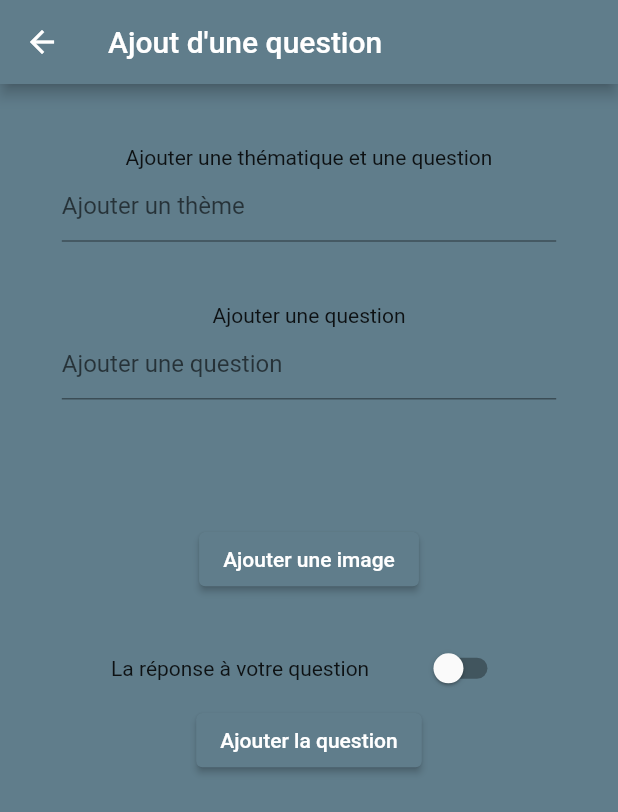
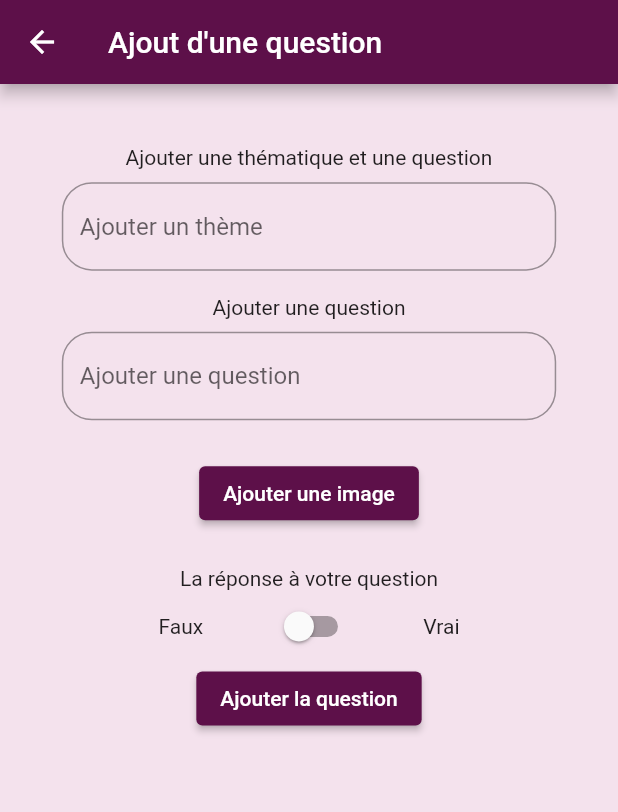
Before and after one commit to benjaminAd/Question-Reponses-TP4, a Flutter app: the screen it shows after launch, after a tap on "Ajouter", on a phone screen of 412 x 824 dp. Shown: the top 812 px of the screen. Run offline on Flutter 3.47's test engine with Material 2 defaults, Android fonts, the phone set to English and light mode, and no system bars; our stand-ins replace bloc, cloud_firestore, firebase_core, firebase_storage, flutter_bloc, font_awesome_flutter and 1 more; accounts and stored records are empty.

Commit message:
#1 Apply color
Application des couleurs et refontes du design

```diff
--- a/Flutter-Questions-Reponses/lib/views/screen/add_question_view.dart
+++ b/Flutter-Questions-Reponses/lib/views/screen/add_question_view.dart
@@ -33,7 +33,6 @@ class _AddQuestionState extends State<AddQuestion> {
       appBar: AppBar(
         title: Text("Ajout d'une question"),
       ),
-      backgroundColor: Colors.blueGrey,
       body: Provider<ImageCubit>(
         create: (context) => ImageCubit(),
         child: SingleChildScrollView(
@@ -52,31 +51,31 @@ class _AddQuestionState extends State<AddQuestion> {
                         ),
                         Text("Ajouter une thématique et une question"),
                         Container(
+                          margin: EdgeInsets.only(top: MediaQuery.of(context).size.height*0.01),
                           alignment: Alignment.center,
                           width: MediaQuery.of(context).size.width * 0.8,
                           child: TextField(
                             controller: _themeController,
                             decoration: InputDecoration(
-                                fillColor: Color.fromRGBO(255, 255, 255, 1),
                                 hintText: "Ajouter un thème"),
                           ),
                         ),
                         SizedBox(
-                          height: MediaQuery.of(context).size.height * 0.05,
+                          height: MediaQuery.of(context).size.height * 0.02,
                         ),
                         Text("Ajouter une question"),
                         Container(
+                          margin: EdgeInsets.only(top: MediaQuery.of(context).size.height*0.01),
                           alignment: Alignment.center,
                           width: MediaQuery.of(context).size.width * 0.8,
                           child: TextField(
                             controller: _questionController,
                             decoration: InputDecoration(
-                                fillColor: Color.fromRGBO(255, 255, 255, 1),
                                 hintText: "Ajouter une question"),
                           ),
                         ),
                         SizedBox(
-                          height: MediaQuery.of(context).size.height * 0.1,
+                          height: MediaQuery.of(context).size.height * 0.03,
                         ),
                         if (state != null)
                           Image.file(
@@ -103,15 +102,16 @@ class _AddQuestionState extends State<AddQuestion> {
                         SizedBox(
                           height: MediaQuery.of(context).size.height * 0.03,
                         ),
+                        Text("La réponse à votre question"),
                         Container(
-                          width: MediaQuery.of(context).size.width * 0.8,
+                          width: MediaQuery.of(context).size.width * 0.7,
                           child: Row(
                             mainAxisAlignment: MainAxisAlignment.spaceEvenly,
-                            crossAxisAlignment: CrossAxisAlignment.center,
                             children: [
-                              Text("La réponse à votre question"),
+                              Text("Faux"),
                               Switch(
-                                  value: _isSwitchOn, onChanged: _updateAnswer)
+                                  value: _isSwitchOn, onChanged: _updateAnswer),
+                              Text("Vrai"),
                             ],
                           ),
                         ),
--- a/Flutter-Questions-Reponses/lib/views/screen/firebase_init_view.dart
+++ b/Flutter-Questions-Reponses/lib/views/screen/firebase_init_view.dart
@@ -12,12 +12,66 @@ class FirebaseInit extends StatelessWidget {
 
   @override
   Widget build(BuildContext context) {
+    final inputDecorationTheme = InputDecorationTheme(
+      border: OutlineInputBorder(
+        borderRadius: BorderRadius.circular(20),
+      ),
+    );
+
+    final snackBarTheme = SnackBarThemeData(
+      behavior: SnackBarBehavior.floating,
+      shape: RoundedRectangleBorder(
+        borderRadius: BorderRadius.circular(20),
+      ),
+    );
+
+    const colorScheme = ColorScheme.highContrastLight(
+      primary: Color(0xFF5D1049),
+      secondary: Color(0xFFE30425),
+      primaryVariant: Color(0xFF5D1049),
+      secondaryVariant: Color(0xFFE30425),
+      surface: Color(0xFFFFFFFF),
+      background: Color(0xFFF4E2ED),
+      error: Color(0xFFB00020),
+      onPrimary: Color(0xFFFFFFFF),
+      onSecondary: Color(0xFFFFFFFF),
+      onSurface: Color(0xFF000000),
+      onError: Color(0xFFFD9726),
+      onBackground: Color(0xFF000000),
+      brightness: Brightness.light,
+    );
+
+    final tabBarTheme = TabBarTheme(
+      labelColor: colorScheme.secondary,
+      unselectedLabelColor: colorScheme.onBackground,
+      indicator: BoxDecoration(
+        border: Border(
+          bottom: BorderSide(
+            color: colorScheme.primary,
+            width: 2,
+          ),
+        ),
+      ),
+    );
+
+    final floatingActionButtonTheme = FloatingActionButtonThemeData(
+      elevation: 10,
+    );
+
+    final themeData = ThemeData(
+      colorScheme: colorScheme,
+      snackBarTheme: snackBarTheme,
+      primaryColor: colorScheme.primary,
+      backgroundColor: colorScheme.background,
+      inputDecorationTheme: inputDecorationTheme,
+      scaffoldBackgroundColor: colorScheme.background,
+      floatingActionButtonTheme: floatingActionButtonTheme,
+      tabBarTheme: tabBarTheme,
+    );
     return MaterialApp(
         title: 'Questions réponses',
         debugShowCheckedModeBanner: false,
-        theme: ThemeData(
-          primarySwatch: Colors.blueGrey,
-        ),
+        theme: themeData,
         home: FutureBuilder(
           future: _initialization,
           builder: (context, snapshot) {
--- a/Flutter-Questions-Reponses/lib/views/screen/home.dart
+++ b/Flutter-Questions-Reponses/lib/views/screen/home.dart
@@ -2,6 +2,7 @@
 
 import 'package:flutter/material.dart';
 import 'package:flutter_bloc/flutter_bloc.dart';
+import 'package:font_awesome_flutter/font_awesome_flutter.dart';
 import 'package:provider/provider.dart';
 import 'package:questions_reponses/Utils/constants.dart';
 import 'package:questions_reponses/cubit/dropdown_cubit.dart';
@@ -48,7 +49,6 @@ class _HomePageState extends State<HomePage> {
                       child: Container(
                         width: MediaQuery.of(context).size.width,
                         height: MediaQuery.of(context).size.height,
-                        color: Colors.blueGrey,
                         child: Column(
                           mainAxisAlignment: MainAxisAlignment.center,
                           crossAxisAlignment: CrossAxisAlignment.center,
@@ -56,7 +56,8 @@ class _HomePageState extends State<HomePage> {
                             Text(
                               "Bienvenue dans Question / Réponse",
                               style: TextStyle(
-                                color: Colors.white,
+                                color:
+                                    Theme.of(context).colorScheme.onBackground,
                                 fontSize:
                                     MediaQuery.of(context).size.width * 0.05,
                               ),
@@ -99,10 +100,16 @@ class _HomePageState extends State<HomePage> {
                                               const Icon(Icons.arrow_downward),
                                           iconSize: 24,
                                           elevation: 16,
-                                          style: const TextStyle(
-                                              color: Colors.black),
+                                          style: TextStyle(
+                                            color: Theme.of(context)
+                                                .colorScheme
+                                                .onBackground,
+                                          ),
                                           underline: Container(
-                                              height: 2, color: Colors.white),
+                                              height: 2,
+                                              color: Theme.of(context)
+                                                  .colorScheme
+                                                  .onBackground),
                                           onChanged: (String? newValue) {
                                             context
                                                 .read<DropdownCubit>()
@@ -113,7 +120,11 @@ class _HomePageState extends State<HomePage> {
                                               .map((e) =>
                                                   DropdownMenuItem<String>(
                                                     value: e,
-                                                    child: Text(e),
+                                                    child: Text(
+                                                      e,
+                                                      style: TextStyle(
+                                                          color: Colors.black),
+                                                    ),
                                                   ))
                                               .toList(),
                                         ),
@@ -158,7 +169,47 @@ class _HomePageState extends State<HomePage> {
           ),
         ),
       ),
+      floatingActionButton: FloatingActionButton(
+          onPressed: () {
+            _showPicker(context);
+          },
+          child: Icon(FontAwesomeIcons.cog),
+          backgroundColor: Theme.of(context).colorScheme.primary),
+      floatingActionButtonLocation: FloatingActionButtonLocation.endFloat,
     );
+  }
+
+  void _showPicker(context) {
+    showModalBottomSheet(
+        context: context,
+        builder: (BuildContext bc) {
+          return Container(
+            color: Theme.of(context).colorScheme.primary,
+            child: SafeArea(
+              child: Container(
+                child: new Wrap(
+                  children: <Widget>[
+                    Row(
+                      mainAxisAlignment: MainAxisAlignment.spaceEvenly,
+                      crossAxisAlignment: CrossAxisAlignment.center,
+                      children: [
+                        Text(
+                          "Thème",
+                          style: TextStyle(
+                              color: Theme.of(context).colorScheme.onPrimary,fontSize:MediaQuery.of(context).size.width*0.05),
+                        ),
+                        Switch(
+                          value: false,
+                          onChanged: (value) {},
+                        ),
+                      ],
+                    ),
+                  ],
+                ),
+              ),
+            ),
+          );
+        });
   }
 
   Widget goToGame() {
--- a/Flutter-Questions-Reponses/lib/views/screen/questions_view.dart
+++ b/Flutter-Questions-Reponses/lib/views/screen/questions_view.dart
@@ -49,7 +49,6 @@ class _QuestionsViewState extends State<QuestionsView> {
           },
         ),
       ),
-      backgroundColor: Colors.blueGrey,
       body: SingleChildScrollView(
         child: Column(
           mainAxisAlignment: MainAxisAlignment.spaceBetween,
@@ -88,12 +87,12 @@ class _QuestionsViewState extends State<QuestionsView> {
                   width: MediaQuery.of(context).size.width * 0.8,
                   height: MediaQuery.of(context).size.height * 0.2,
                   decoration: BoxDecoration(
-                    color: Colors.white,
+                    color: Theme.of(context).colorScheme.onPrimary,
                     borderRadius: BorderRadius.circular(15.0),
                   ),
                   child:
                       BlocBuilder<QuestionCubit, Triplet<Question, int, int>>(
-                    builder: (context, pair) => Text(pair.key.question),
+                    builder: (context, pair) => Text(pair.key.question, style: TextStyle(color: Theme.of(context).colorScheme.onBackground),),
                   ),
                 ),
               ),
--- a/Flutter-Questions-Reponses/lib/views/widget/loading_view.dart
+++ b/Flutter-Questions-Reponses/lib/views/widget/loading_view.dart
@@ -10,7 +10,8 @@ class Loading extends StatelessWidget {
       crossAxisAlignment: CrossAxisAlignment.center,
       children: [
         SizedBox(
-          child: CircularProgressIndicator(),
+          child: CircularProgressIndicator(
+              color: Theme.of(context).colorScheme.onBackground),
           width: 60,
           height: 60,
         ),
@@ -19,7 +20,7 @@ class Loading extends StatelessWidget {
           child: Text(
             "Récupération des données...",
             style: TextStyle(
-              color: Colors.white,
+              color: Theme.of(context).colorScheme.onBackground,
             ),
           ),
         )
```
Also changed, not shown: Flutter-Questions-Reponses/lib/views/widget/error_view.dart (+5 -7 lines).
